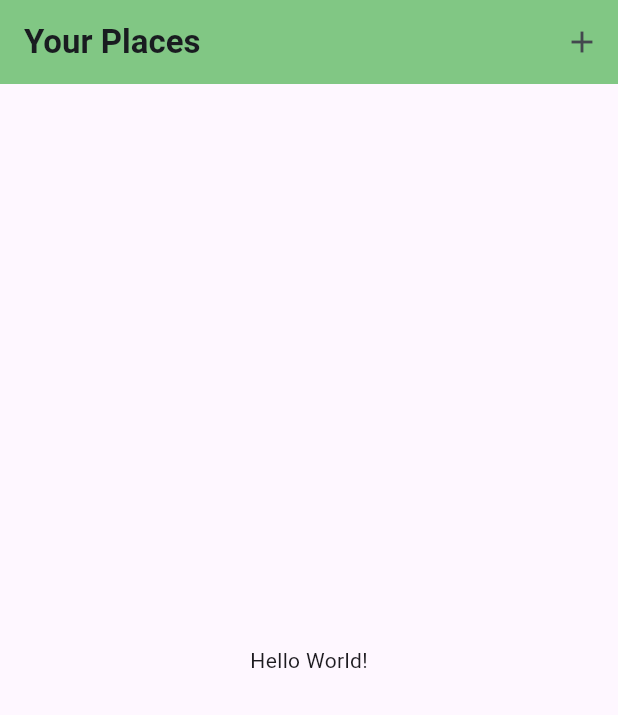
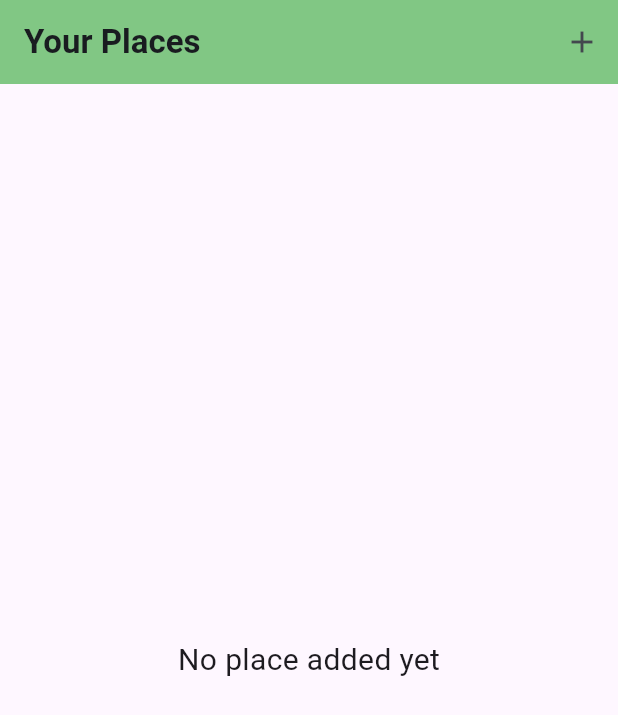
Before and after one commit to FatihYigit35/my_favorite_places, a Flutter app: the screen it shows after launch, on a phone screen of 412 x 824 dp. Shown: the top 715 px of the screen. Run offline on Flutter 3.47's test engine with Material 3 defaults, Android fonts, the phone set to English and light mode, and no system bars; our stand-ins replace flutter_riverpod, google_fonts.

Commit message:
added list for places screen

```diff
--- /dev/null
+++ b/lib/provider/place_provider.dart
@@ -0,0 +1,16 @@
+import 'package:flutter_riverpod/flutter_riverpod.dart';
+import 'package:my_favorite_places/model/place_item.dart';
+
+class PlaceNotifier extends StateNotifier<List<PlaceItem>> {
+  PlaceNotifier() : super([]);
+
+  void addPlace(PlaceItem place) {
+    final newList = state.toList();
+    newList.add(place);
+    state = newList;
+  }
+}
+
+final placeProvider = StateNotifierProvider<PlaceNotifier, List<PlaceItem>>(
+  (ref) => PlaceNotifier(),
+);
--- a/lib/screen/favorite_places_screen.dart
+++ b/lib/screen/favorite_places_screen.dart
@@ -1,23 +1,54 @@
 import 'package:flutter/material.dart';
+import 'package:flutter_riverpod/flutter_riverpod.dart';
+import 'package:my_favorite_places/provider/place_provider.dart';
+import 'package:my_favorite_places/screen/new_place_screen.dart';
+import 'package:my_favorite_places/widget/place_list_item.dart';
 
-class FavoritePlacesScreen extends StatelessWidget {
+class FavoritePlacesScreen extends ConsumerStatefulWidget {
   const FavoritePlacesScreen({super.key});
 
   @override
+  ConsumerState<FavoritePlacesScreen> createState() =>
+      _FavoritePlacesScreenState();
+}
+
+class _FavoritePlacesScreenState extends ConsumerState<FavoritePlacesScreen> {
+  @override
   Widget build(BuildContext context) {
+    final places = ref.watch(placeProvider);
+
+    Widget content = const Center(
+      child: Text(
+        'No place added yet',
+        style: TextStyle(
+          fontSize: 20,
+        ),
+      ),
+    );
+
+    if (places.isNotEmpty) {
+      content = ListView.builder(
+        itemCount: places.length,
+        itemBuilder: (context, index) {
+          return PlaceListItem(places[index].name ?? 'No name entered');
+        },
+      );
+    }
+
     return Scaffold(
-      body: const Center(
-        child: Text('Hello World!'),
-      ),
         appBar: AppBar(
           title: const Text('Your Places'),
           actions: [
             IconButton(
-            onPressed: () {},
+              onPressed: () {
+                Navigator.of(context).push(MaterialPageRoute(
+                  builder: (context) => const NewPlaceScreen(),
+                ));
+              },
               icon: const Icon(Icons.add),
             ),
           ],
         ),
-    );
+        body: content);
   }
 }
```
Also changed, not shown: lib/widget/place_list_item.dart (added, +17 -0 lines). Lines whose indentation alone changed are shown as unchanged.
